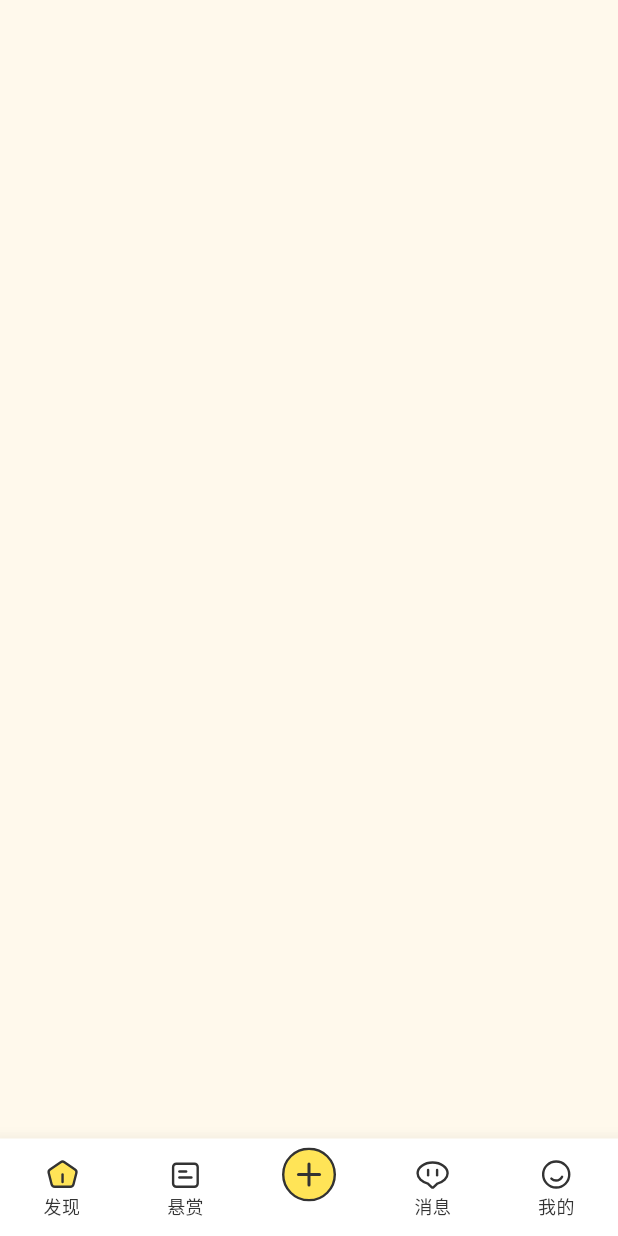
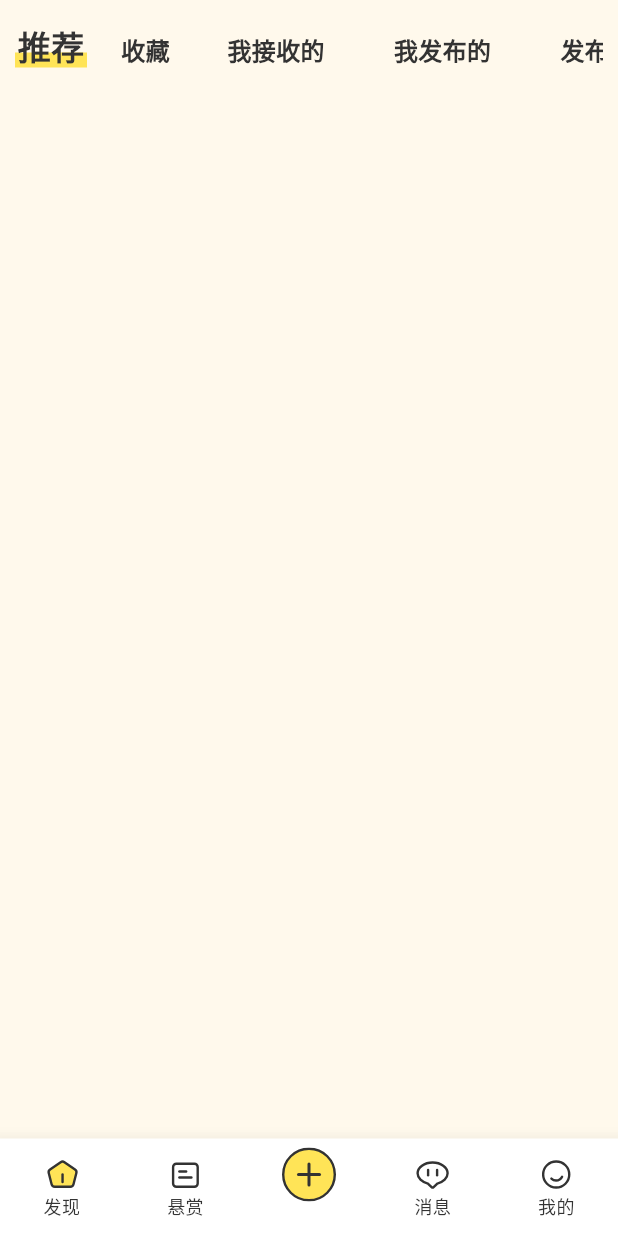
Before and after one commit to Esthert0109/part_time_app3, a Flutter app: the screen it shows after launch, on a phone screen of 412 x 824 dp. Run offline on Flutter 3.47's test engine with Material 3 defaults, Android fonts, the phone set to English and light mode, and no system bars; our stand-ins replace flutter_svg, get.

Commit message:
create secondary title component

```diff
--- /dev/null
+++ b/part_time_app/lib/Components/Title/secondaryTitleComponent.dart
@@ -0,0 +1,76 @@
+import 'package:flutter/material.dart';
+import 'package:part_time_app/Constants/colorConstant.dart';
+
+import '../../Constants/textStyleConstant.dart';
+
+class SecondaryTitleComponent extends StatefulWidget {
+  final List<String> titleList;
+  final int selectedIndex;
+  final Function(int) onTap;
+  const SecondaryTitleComponent(
+      {super.key,
+      required this.titleList,
+      required this.selectedIndex,
+      required this.onTap});
+
+  @override
+  State<SecondaryTitleComponent> createState() =>
+      _SecondaryTitleComponentState();
+}
+
+class _SecondaryTitleComponentState extends State<SecondaryTitleComponent> {
+  @override
+  Widget build(BuildContext context) {
+    return SingleChildScrollView(
+      scrollDirection: Axis.horizontal,
+      child: Row(
+        mainAxisAlignment: MainAxisAlignment.start,
+        crossAxisAlignment: CrossAxisAlignment.center,
+        children: List.generate(widget.titleList.length, (index) {
+          final words = widget.titleList[index];
+          double widthSize = 24.0 * words.length;
+          return GestureDetector(
+            onTap: () {
+              setState(() {
+                widget.onTap(index);
+              });
+            },
+            child: Container(
+              margin: const EdgeInsets.fromLTRB(0, 5, 15, 5),
+              child: SizedBox(
+                width: widthSize,
+                height: 30,
+                child: Stack(
+                  children: <Widget>[
+                    Positioned(
+                      bottom: 0,
+                      left: 0,
+                      right: 0,
+                      child: AnimatedContainer(
+                        duration: Duration(milliseconds: 300),
+                        width: 70,
+                        height: 10,
+                        color: widget.selectedIndex == index
+                            ? kMainYellowColor
+                            : kTransparent,
+                        curve: Curves.easeIn,
+                      ),
+                    ),
+                    Align(
+                        alignment: Alignment.bottomCenter,
+                        child: Text(
+                          widget.titleList[index],
+                          style: widget.selectedIndex == index
+                              ? selectedSecondaryTitleTextStyle
+                              : unselectedSecondaryTitleTextStyle,
+                        ))
+                  ],
+                ),
+              ),
+            ),
+          );
+        }),
+      ),
+    );
+  }
+}
--- a/part_time_app/lib/Constants/colorConstant.dart
+++ b/part_time_app/lib/Constants/colorConstant.dart
@@ -6,3 +6,4 @@ const kMainGreyColor = Color(0xff666666);
 const kSecondGreyColor = Color(0xff999999);
 const kMainRedColor = Color(0xffEF4C54);
 const kMainWhiteColor = Color(0xffFFFFFF);
+const kTransparent = Colors.transparent;
--- a/part_time_app/lib/Constants/textStyleConstant.dart
+++ b/part_time_app/lib/Constants/textStyleConstant.dart
@@ -4,3 +4,8 @@ import 'colorConstant.dart';
 
 const bottomNaviBarTextStyle = TextStyle(
     fontSize: 12, fontWeight: FontWeight.w400, color: kMainBlackColor);
+
+const selectedSecondaryTitleTextStyle = TextStyle(
+    fontSize: 22, fontWeight: FontWeight.w700, color: kMainBlackColor);
+const unselectedSecondaryTitleTextStyle = TextStyle(
+    fontSize: 16, fontWeight: FontWeight.w600, color: kMainBlackColor);
--- /dev/null
+++ b/part_time_app/lib/Pages/ComponentDisplayPage/componentExamplePage.dart
@@ -0,0 +1,38 @@
+import 'package:flutter/material.dart';
+
+import '../../Components/Title/secondaryTitleComponent.dart';
+
+class ComponentExample extends StatefulWidget {
+  const ComponentExample({super.key});
+
+  @override
+  State<ComponentExample> createState() => _ComponentExampleState();
+}
+
+class _ComponentExampleState extends State<ComponentExample> {
+  int selectIndex = 0;
+
+  @override
+  Widget build(BuildContext context) {
+    return SafeArea(
+      child: Scaffold(
+        body: SingleChildScrollView(
+          padding: EdgeInsets.all(10),
+          child: Column(
+            children: [
+              SecondaryTitleComponent(
+                titleList: ["推荐", "收藏", "我接收的", "我发布的", "发布悬赏"],
+                selectedIndex: selectIndex,
+                onTap: (index) {
+                  setState(() {
+                    selectIndex = index;
+                  });
+                },
+              )
+            ],
+          ),
+        ),
+      ),
+    );
+  }
+}
--- a/part_time_app/lib/Pages/homePage.dart
+++ b/part_time_app/lib/Pages/homePage.dart
@@ -1,5 +1,6 @@
 import 'package:flutter/material.dart';
 import 'package:flutter_svg/flutter_svg.dart';
+import 'package:part_time_app/Pages/ComponentDisplayPage/componentExamplePage.dart';
 import 'package:part_time_app/Pages/Explore/exploreMainPage.dart';
 import 'package:part_time_app/Pages/Message/messageMainPage.dart';
 import 'package:part_time_app/Pages/MissionIssuer/missionPublishMainPage.dart';
@@ -21,7 +22,7 @@ class _HomePageState extends State<HomePage> {
   double size = 24;
 
   static const List<Widget> homePageOptions = <Widget>[
-    ExploreMainPage(),
+    ComponentExample(),
     MissionStatusMainPage(),
     MissionPublishMainPage(),
     MessageMainPage(),
```
